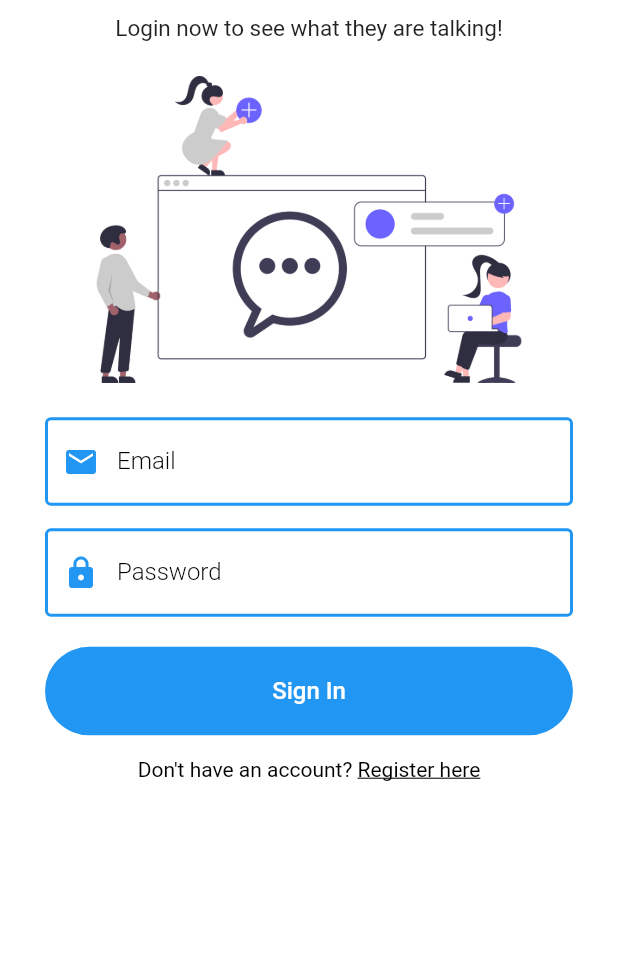
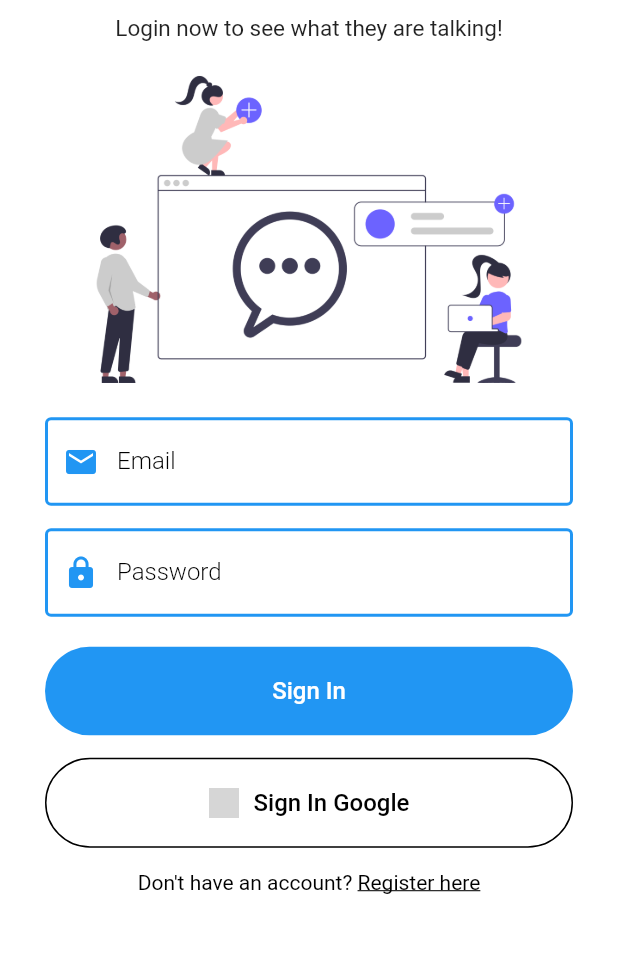
Before and after one commit to ltphuoc/chatapp, a Flutter app: the screen it shows after launch, on a phone screen of 412 x 824 dp, the part 131-1084 px from its top. Run offline on Flutter 3.47's test engine with Material 2 defaults, Android fonts, the phone set to English and light mode, and no system bars; our stand-ins replace cloud_firestore, firebase_auth, firebase_core, google_sign_in, shared_preferences; accounts and stored records are empty; network calls fail; grey boxes are pictures that could not be loaded.

Commit message:
login google

```diff
--- a/lib/pages/auth/login_page.dart
+++ b/lib/pages/auth/login_page.dart
@@ -120,6 +120,38 @@ class _LoginPageState extends State<LoginPage> {
                         const SizedBox(
                           height: 15,
                         ),
+                        SizedBox(
+                          width: double.infinity,
+                          child: ElevatedButton(
+                            style: ElevatedButton.styleFrom(
+                                side: BorderSide(width: 1.0,color:Colors.black),
+                                backgroundColor: Colors.white,
+                                padding:
+                                const EdgeInsets.symmetric(vertical: 20),
+                                primary: Theme.of(context).primaryColor,
+                                elevation: 0,
+                                shape: RoundedRectangleBorder(
+                                    borderRadius: BorderRadius.circular(30))),
+                            child: Row(
+                                mainAxisAlignment: MainAxisAlignment.center,
+                                children: <Widget>[
+                                  Image.network('https://cdn-icons-png.flaticon.com/512/2991/2991148.png',width: 20),
+                                  const SizedBox(width: 10),
+                                  const Text(
+                                    "Sign In Google",
+                                    style:
+                                    TextStyle(color: Colors.black, fontSize: 16),
+                                  ),
+                                ]
+                            ),
+                            onPressed: () {
+                              loginGoogle();
+                            },
+                          ),
+                        ),
+                        const SizedBox(
+                          height: 15,
+                        ),
                         Text.rich(TextSpan(
                           text: "Don't have an account? ",
                           style: const TextStyle(
@@ -169,4 +201,28 @@ class _LoginPageState extends State<LoginPage> {
       });
     }
   }
+  loginGoogle() async {
+      // setState(() {
+      //   _isLoading = true;
+      // });
+      await authService
+          .loginGoogle()
+          .then((value) async {
+        if (value == true) {
+          QuerySnapshot snapshot =
+          await DatabaseService(uid: FirebaseAuth.instance.currentUser!.uid)
+              .gettingUserData(email);
+          // saving the values to our shared preferences
+          await HelperFunctions.saveUserLoggedInStatus(true);
+          await HelperFunctions.saveUserEmailSF(email);
+          await HelperFunctions.saveUserNameSF(snapshot.docs[0]['fullName']);
+          nextScreenReplace(context, const HomePage());
+        } else {
+          showSnackbar(context, Colors.red, value);
+          setState(() {
+            _isLoading = false;
+          });
+        }
+      });
+  }
 }
--- a/pubspec.yaml
+++ b/pubspec.yaml
@@ -36,6 +36,7 @@ dependencies:
   flutter:
     sdk: flutter
   shared_preferences: ^2.0.15
+  google_sign_in:
 
 dev_dependencies:
   # The "flutter_lints" package below contains a set of recommended lints to
```
Also changed, not shown: lib/service/auth_service.dart (+24 -0 lines), 1 other file.
